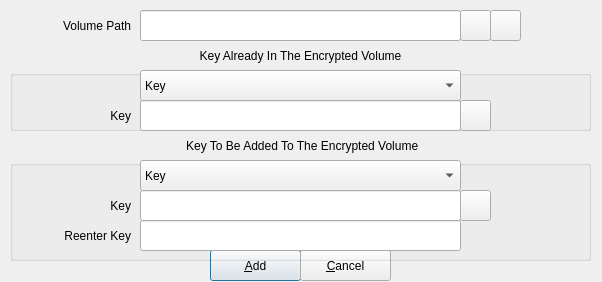
Before: the Qt Designer form zuluCrypt-gui/luksaddkey.ui in mhogomchungu/zuluCrypt, drawn with Qt 5.
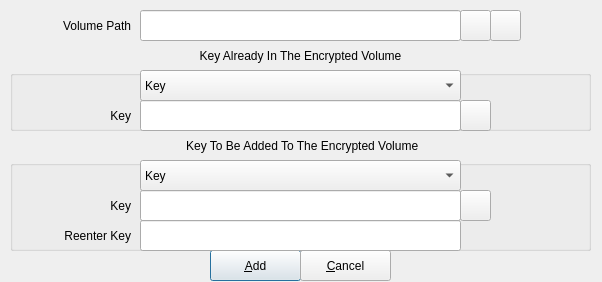
After: the same form once the commit is applied.

What changed in the file:
```diff
--- a/zuluCrypt-gui/luksaddkey.ui
+++ b/zuluCrypt-gui/luksaddkey.ui
@@ -216,7 +216,7 @@
      <x>10</x>
      <y>160</y>
      <width>581</width>
-     <height>101</height>
+     <height>91</height>
     </rect>
    </property>
    <property name="title">
```
